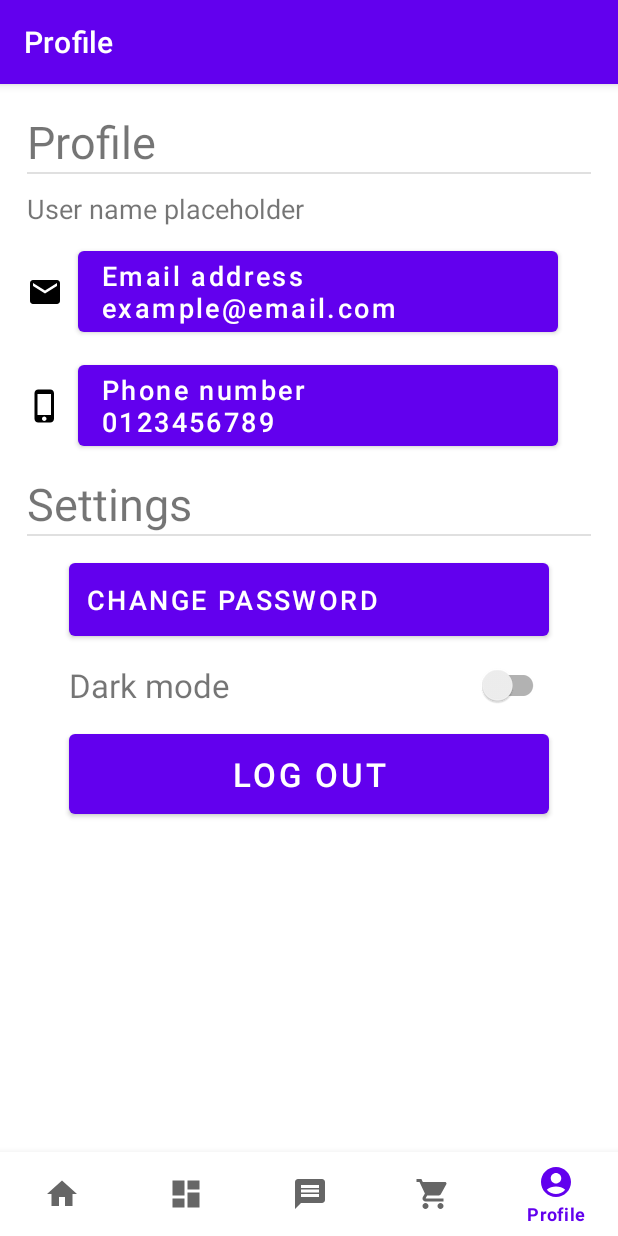
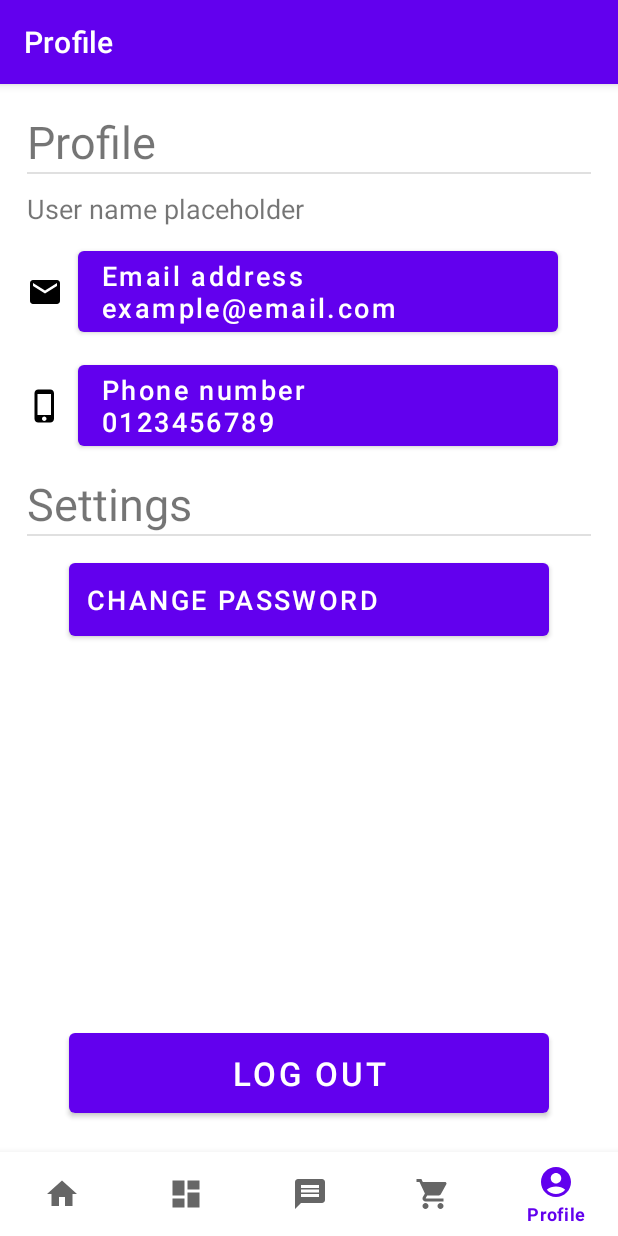
Before and after one commit to ChloeL01/CP3407---Assignment, an Android app: the ProfileFragment screen opened through its navigation route, on a phone screen of 412 x 824 dp. Run offline under Robolectric (Android 15) with nearby library versions, the phone set to English and light mode, and no system bars; our stand-ins replace data binding, navigation-ui.

```diff
--- a/CP3407Assignment/app/src/main/res/layout/fragment_profile.xml
+++ b/CP3407Assignment/app/src/main/res/layout/fragment_profile.xml
@@ -7,14 +7,10 @@
 
     </data>
 
-    <ScrollView
-        android:layout_width="match_parent"
-        android:layout_height="match_parent">
-
         <androidx.constraintlayout.widget.ConstraintLayout
             android:id="@+id/profile_constraint"
             android:layout_width="match_parent"
-            android:layout_height="wrap_content">
+            android:layout_height="match_parent">
 
             <TextView
                 android:id="@+id/profile_title"
@@ -80,36 +76,6 @@
                 app:layout_constraintTop_toBottomOf="@id/settings_divider" />
 
             <Button
-                android:id="@+id/logout_btn"
-                android:layout_width="320dp"
-                android:layout_height="wrap_content"
-                android:layout_marginTop="12dp"
-                android:padding="12dp"
-                android:text="@string/log_out"
-                android:textSize="22sp"
-                app:layout_constraintBottom_toBottomOf="parent"
-                app:layout_constraintEnd_toEndOf="parent"
-                app:layout_constraintStart_toStartOf="parent"
-                app:layout_constraintTop_toBottomOf="@+id/dark_mode_title" />
-
-            <TextView
-                android:id="@+id/dark_mode_title"
-                android:layout_width="wrap_content"
-                android:layout_height="wrap_content"
-                android:layout_marginTop="12dp"
-                android:text="@string/dark_mode"
-                android:textSize="22sp"
-                app:layout_constraintStart_toStartOf="@+id/change_password_btn"
-                app:layout_constraintTop_toBottomOf="@+id/change_password_btn" />
-
-            <androidx.appcompat.widget.SwitchCompat
-                android:layout_width="wrap_content"
-                android:layout_height="wrap_content"
-                app:layout_constraintBottom_toBottomOf="@+id/dark_mode_title"
-                app:layout_constraintEnd_toEndOf="@+id/change_password_btn"
-                app:layout_constraintTop_toTopOf="@+id/dark_mode_title" />
-
-            <Button
                 android:id="@+id/email_address"
                 android:layout_width="320dp"
                 android:layout_height="wrap_content"
@@ -156,6 +122,17 @@
                 app:layout_constraintTop_toTopOf="@+id/phone_number"
                 app:srcCompat="@drawable/ic_phone" />
 
+            <Button
+                android:id="@+id/logout_btn"
+                android:layout_width="320dp"
+                android:layout_height="wrap_content"
+                android:padding="12dp"
+                android:layout_marginBottom="20dp"
+                android:text="@string/log_out"
+                android:textSize="22sp"
+                app:layout_constraintBottom_toBottomOf="parent"
+                app:layout_constraintEnd_toEndOf="parent"
+                app:layout_constraintStart_toStartOf="parent" />
+
         </androidx.constraintlayout.widget.ConstraintLayout>
-    </ScrollView>
 </layout>
```
Also changed, not shown: CP3407Assignment/app/src/main/java/com/example/cp3407_assignment/ui/profile/ChangeEmail.kt (+12 -6 lines).
